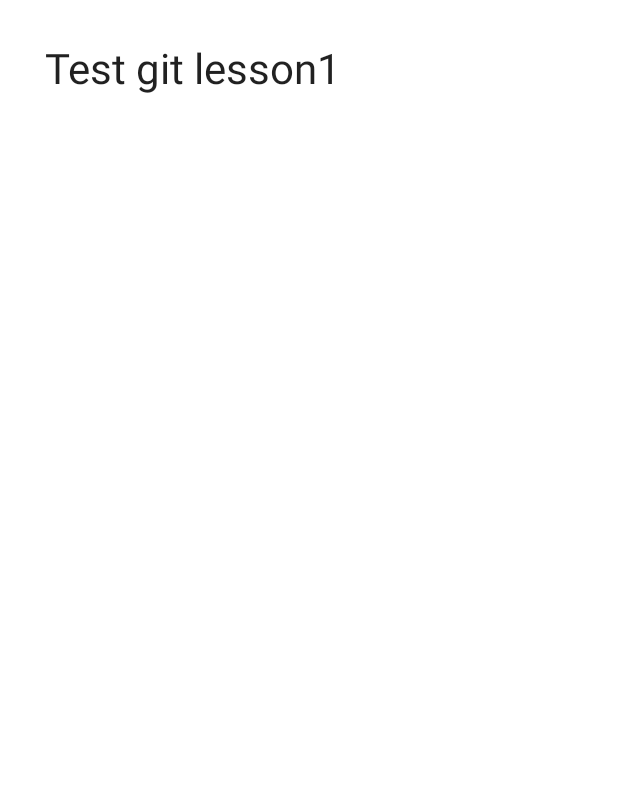
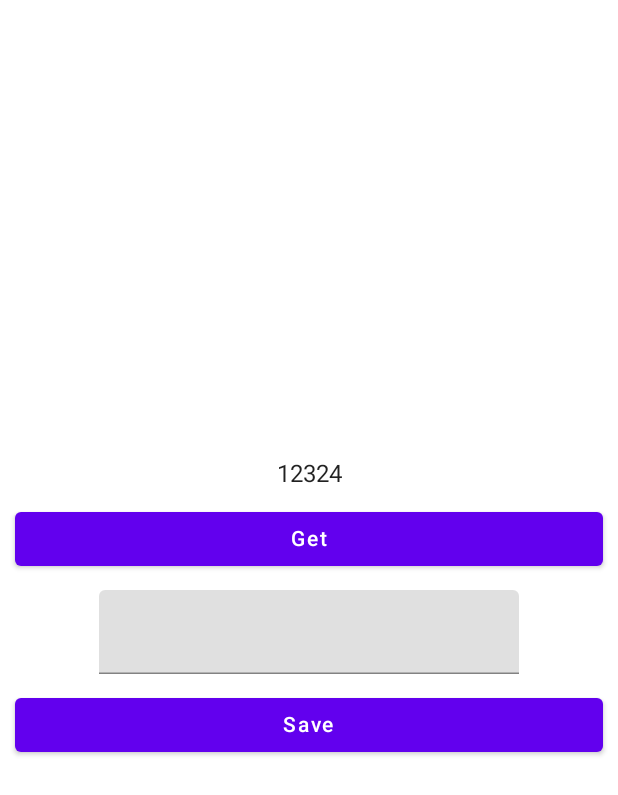
Before and after one commit to AndrewPod1968/MyCompouse, an Android app built with Jetpack Compose: the screen it shows after launch (MainActivity), on a phone screen of 412 x 824 dp. Shown: the top 795 px of the screen. Run offline under Robolectric (Android 15) with nearby library versions, the phone set to English and light mode, and no system bars.

Commit message:
lesson end

```diff
--- a/app/src/main/java/ru/andkaz/mycomposefm/MainActivity.kt
+++ b/app/src/main/java/ru/andkaz/mycomposefm/MainActivity.kt
@@ -3,12 +3,12 @@ package ru.andkaz.mycomposefm
 import android.os.Bundle
 import androidx.activity.ComponentActivity
 import androidx.activity.compose.setContent
-import androidx.compose.foundation.layout.fillMaxSize
-import androidx.compose.foundation.layout.padding
-import androidx.compose.material.MaterialTheme
-import androidx.compose.material.Surface
-import androidx.compose.material.Text
+import androidx.compose.foundation.layout.*
+import androidx.compose.material.*
 import androidx.compose.runtime.Composable
+import androidx.compose.runtime.mutableStateOf
+import androidx.compose.runtime.remember
+import androidx.compose.ui.Alignment
 import androidx.compose.ui.Modifier
 import androidx.compose.ui.tooling.preview.Preview
 import androidx.compose.ui.unit.dp
@@ -34,7 +34,36 @@ class MainActivity : ComponentActivity() {
 
 @Composable
 fun Greeting(name: String) {
-    Text(text = "Test git lesson1",Modifier.padding(30.dp), fontSize = 28.sp)
+   //Card(modifier = Modifier.fillMaxWidth())
+    val message = remember{mutableStateOf("")}
+    Column(
+        verticalArrangement = Arrangement.Center,
+        horizontalAlignment = Alignment.CenterHorizontally
+    )
+   {
+  /*     Text(
+           text = "Test git lesson1",
+//           Modifier
+//               .padding(30.dp)
+               //.offset(x = 20.dp, y = 30.dp),
+           //fontSize = 28.sp
+       )*/
+       Text(text = "12324")
+       Button(onClick = { /*TODO*/ }, modifier = Modifier.fillMaxWidth().padding(10.dp)
+       ) {
+           Text("Get")
+       }
+       TextField(value = message.value, onValueChange ={message.value=it} )
+       Button(onClick = { /*TODO*/ }, modifier = Modifier.fillMaxWidth().padding(10.dp)
+       ) {
+           Text("Save")
+       }
+       //OutlinedTextField(value = "Hello",){
+
+
+       //Text(text = "12324")
+
+   }
 }
 
 @Preview(showBackground = true)
```
